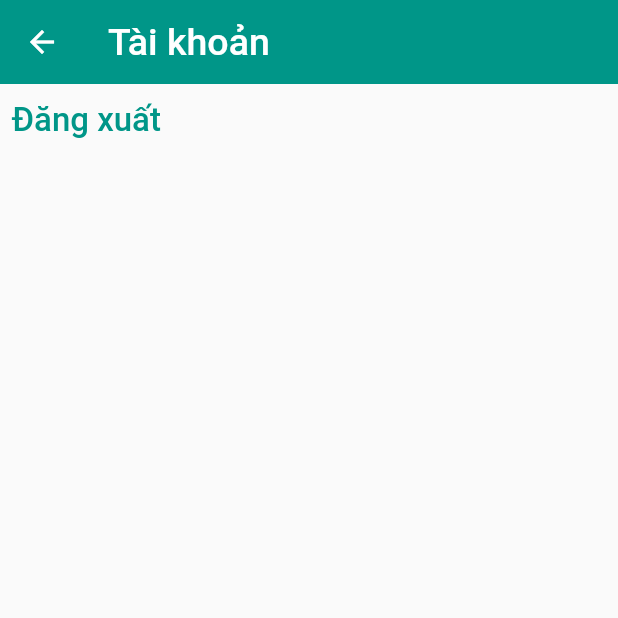
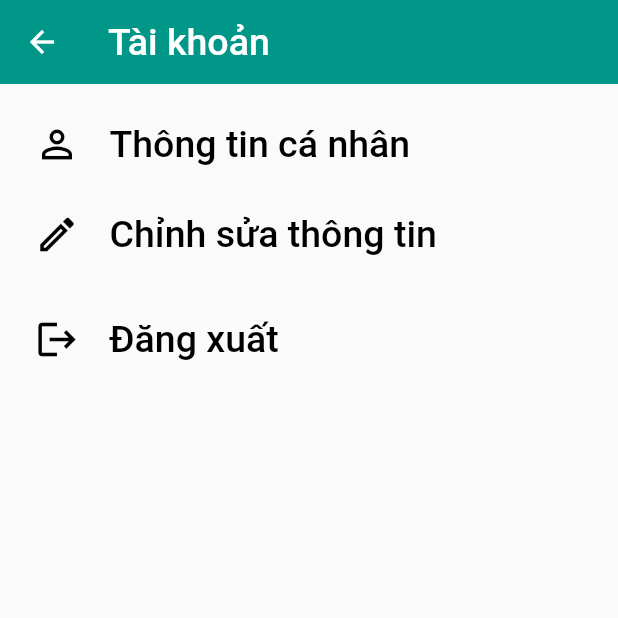
Before and after one commit to 22-23Sem2-Courses/ct48403-project-phucb1910280, a Flutter app: the UserProfileScreen screen opened directly, on a phone screen of 412 x 824 dp, the top half of it. Run offline on Flutter 3.47's test engine with Material 2 defaults, Android fonts, the phone set to English and light mode, and no system bars; our stand-ins replace cloud_firestore, firebase_auth, firebase_core; accounts and stored records are empty; network calls fail.

Commit message:
Xay dung trang chi tiet thong tin user, edit user data, chinh sua UI

```diff
--- a/lib/main.dart
+++ b/lib/main.dart
@@ -1,6 +1,6 @@
 import 'package:firebase_core/firebase_core.dart';
 import 'package:flutter/material.dart';
-import 'package:myproject_app/ui/login.dart';
+import 'package:myproject_app/ui/auth/login_option_controller.dart';
 
 void main() async {
   WidgetsFlutterBinding.ensureInitialized();
@@ -22,7 +22,7 @@ class MyApp extends StatelessWidget {
       theme: ThemeData(
         primarySwatch: Colors.teal,
       ),
-      home: const LoginScreen(),
+      home: const LoginOptionController(),
     );
   }
 }
--- /dev/null
+++ b/lib/ui/user_profile/user_profile_screen.dart
@@ -0,0 +1,105 @@
+import 'package:firebase_auth/firebase_auth.dart';
+import 'package:flutter/material.dart';
+import 'package:myproject_app/ui/auth/login.dart';
+import 'package:myproject_app/ui/user_profile/edit_user_profile.dart';
+import 'package:myproject_app/ui/user_profile/user_profile_detail.dart';
+
+class UserProfileScreen extends StatelessWidget {
+  const UserProfileScreen({super.key});
+
+  @override
+  Widget build(BuildContext context) {
+    return Scaffold(
+      appBar: AppBar(
+        title: const Text('Tài khoản', style: TextStyle(fontSize: 25)),
+        elevation: 0,
+      ),
+      body: ListView(
+        children: [
+          const SizedBox(
+            height: 10,
+          ),
+          TextButton(
+            onPressed: () {
+              Navigator.push(
+                  context,
+                  MaterialPageRoute(
+                      builder: (context) => const UserProfileDetail()));
+            },
+            child: customizeText(
+              'Thông tin cá nhân',
+              const Icon(
+                Icons.person_outline,
+                size: 30,
+                color: Colors.black,
+              ),
+            ),
+          ),
+          TextButton(
+            onPressed: () {
+              Navigator.push(
+                  context,
+                  MaterialPageRoute(
+                      builder: (context) => const EditUserData()));
+            },
+            child: customizeText(
+              'Chỉnh sửa thông tin',
+              const Icon(
+                Icons.edit_outlined,
+                size: 30,
+                color: Colors.black,
+              ),
+            ),
+          ),
+          const SizedBox(
+            height: 10,
+          ),
+          TextButton(
+            onPressed: () async {
+              await FirebaseAuth.instance.signOut();
+              if (FirebaseAuth.instance.currentUser == null) {
+                if (context.mounted) {}
+                Navigator.pushAndRemoveUntil(
+                    context,
+                    MaterialPageRoute(
+                        builder: (context) => const LoginScreen()),
+                    (route) => false);
+              }
+            },
+            child: customizeText(
+              'Đăng xuất',
+              const Icon(
+                Icons.logout,
+                size: 30,
+                color: Colors.black,
+              ),
+            ),
+          ),
+        ],
+      ),
+    );
+  }
+
+  Widget customizeText(String label, Icon icon,
+      {Color textColor = Colors.black}) {
+    return Padding(
+      padding: const EdgeInsets.fromLTRB(15, 7, 15, 7),
+      child: Row(
+        mainAxisAlignment: MainAxisAlignment.start,
+        children: [
+          icon,
+          const SizedBox(
+            width: 20,
+          ),
+          Text(
+            label,
+            style: TextStyle(
+              fontSize: 25,
+              color: textColor,
+            ),
+          ),
+        ],
+      ),
+    );
+  }
+}
--- a/lib/ui/user_profile_screen.dart
+++ /dev/null
@@ -1,34 +0,0 @@
-import 'package:firebase_auth/firebase_auth.dart';
-import 'package:flutter/material.dart';
-
-class UserProfileScreen extends StatelessWidget {
-  const UserProfileScreen({super.key});
-
-  @override
-  Widget build(BuildContext context) {
-    return Scaffold(
-      appBar: AppBar(
-        title: const Text('Tài khoản', style: TextStyle(fontSize: 25)),
-        elevation: 0,
-      ),
-      body: ListView(
-        children: [
-          TextButton(
-            onPressed: () async {
-              await FirebaseAuth.instance.signOut();
-            },
-            child: Row(
-              mainAxisAlignment: MainAxisAlignment.start,
-              children: const [
-                Text(
-                  'Đăng xuất',
-                  style: TextStyle(fontSize: 22),
-                ),
-              ],
-            ),
-          ),
-        ],
-      ),
-    );
-  }
-}
```
Also changed, not shown: lib/ui/auth/login.dart (renamed from lib/ui/login.dart, +22 -39 lines), lib/ui/auth/login_option_controller.dart (added, +19 -0 lines), lib/ui/auth/signup.dart (renamed from lib/ui/signup.dart, +13 -13 lines), lib/ui/home_page.dart (+15 -2 lines), lib/ui/user_profile/edit_user_profile.dart (added, +244 -0 lines), lib/ui/user_profile/user_profile_detail.dart (added, +102 -0 lines).
